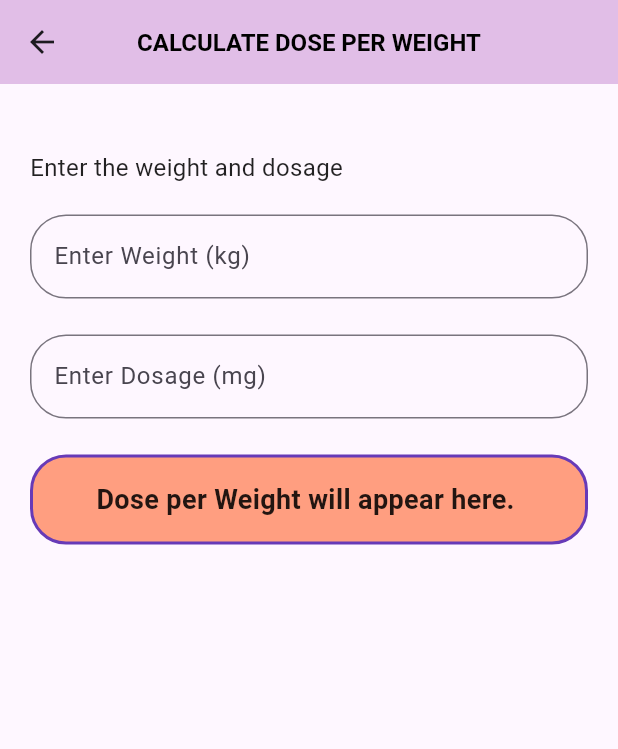
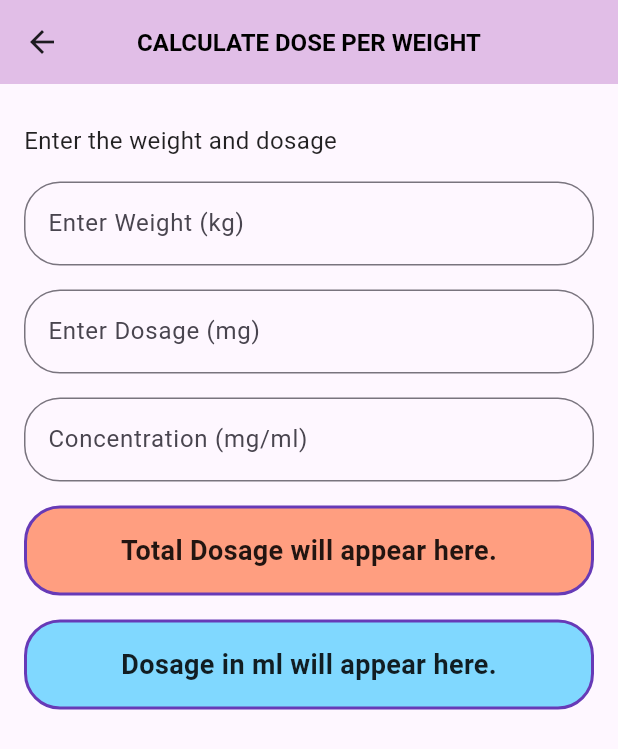
Before and after one commit to Chisonia/health_calc, a Flutter app: the DosePerWeightPage screen opened by its route, on a phone screen of 412 x 824 dp. Shown: the top 749 px of the screen. Run offline on Flutter 3.47's test engine with Material 3 defaults, Android fonts, the phone set to English and light mode, and no system bars.

Commit message:
converted Dose per weight and drops per minute to Statefulwidget

```diff
--- a/lib/pages/dose_weight_page.dart
+++ b/lib/pages/dose_weight_page.dart
@@ -1,16 +1,43 @@
 import 'package:flutter/material.dart';
 
-class DosePerWeightPage extends StatelessWidget {
-  final TextEditingController weightController;
-  final TextEditingController dosageController;
-  final String dosePerWeightResult;
+class DosePerWeightPage extends StatefulWidget {
+  const DosePerWeightPage({super.key});
 
-  const DosePerWeightPage({
-    super.key,
-    required this.weightController,
-    required this.dosageController,
-    required this.dosePerWeightResult,
-  });
+  @override
+  DosePerWeightPageState createState() => DosePerWeightPageState();
+}
+
+class DosePerWeightPageState extends State<DosePerWeightPage> {
+  final TextEditingController weightController = TextEditingController();
+  final TextEditingController dosageController = TextEditingController();
+  final TextEditingController concentrationController = TextEditingController();
+
+  String totalDosageResult = '';
+  String dosageInMlResult = '';
+
+  void _calculateDosage() {
+    if (weightController.text.isNotEmpty && dosageController.text.isNotEmpty && concentrationController.text.isNotEmpty) {
+      final double weight = double.parse(weightController.text);
+      final double dosage = double.parse(dosageController.text);
+      final double concentration = double.parse(concentrationController.text);
+
+      // Calculate total dosage required (mg)
+      final double totalDosage = dosage * weight; // Total dosage = dosage * weight
+
+      // Calculate dosage in ml
+      final double dosageInMl = totalDosage / concentration; // ml
+
+      setState(() {
+        totalDosageResult = totalDosage.toStringAsFixed(2); // Format to 2 decimal places
+        dosageInMlResult = dosageInMl.toStringAsFixed(2); // Format to 2 decimal places
+      });
+    } else {
+      setState(() {
+        totalDosageResult = "Please fill all fields.";
+        dosageInMlResult = "";
+      });
+    }
+  }
 
   @override
   Widget build(BuildContext context) {
@@ -29,11 +56,11 @@ class DosePerWeightPage extends StatelessWidget {
         elevation: 0,
       ),
       body: Padding(
-        padding: const EdgeInsets.all(20.0),
+        padding: const EdgeInsets.all(16.0),
         child: Column(
           crossAxisAlignment: CrossAxisAlignment.stretch,
           children: [
-            const SizedBox(height: 24),
+            const SizedBox(height: 10),
             const Text(
               "Enter the weight and dosage",
               style: TextStyle(
@@ -42,7 +69,7 @@ class DosePerWeightPage extends StatelessWidget {
               ),
               textAlign: TextAlign.start,
             ),
-            const SizedBox(height: 20),
+            const SizedBox(height: 16),
             TextField(
               controller: weightController,
               keyboardType: TextInputType.number,
@@ -56,8 +83,9 @@ class DosePerWeightPage extends StatelessWidget {
                   ),
                 ),
               ),
+              onChanged: (value) => _calculateDosage(),
             ),
-            const SizedBox(height: 24),
+            const SizedBox(height: 16),
             TextField(
               controller: dosageController,
               keyboardType: TextInputType.number,
@@ -71,8 +99,25 @@ class DosePerWeightPage extends StatelessWidget {
                   ),
                 ),
               ),
+              onChanged: (value) => _calculateDosage(),
             ),
-            const SizedBox(height: 24),
+            const SizedBox(height: 16),
+            TextField(
+              controller: concentrationController,
+              keyboardType: TextInputType.number,
+              decoration: InputDecoration(
+                labelText: 'Concentration (mg/ml)',
+                border: OutlineInputBorder(
+                  borderRadius: BorderRadius.circular(24.0),
+                  borderSide: const BorderSide(
+                    color: Colors.deepPurple,
+                    width: 2.0,
+                  ),
+                ),
+              ),
+              onChanged: (value) => _calculateDosage(),
+            ),
+            const SizedBox(height: 16),
             Container(
               height: 60.0,
               padding: const EdgeInsets.symmetric(horizontal: 12.0),
@@ -86,9 +131,34 @@ class DosePerWeightPage extends StatelessWidget {
               ),
               child: Center(
                 child: Text(
-                  dosePerWeightResult.isEmpty
-                      ? "Dose per Weight will appear here. "
-                      : "Dose per Weight: $dosePerWeightResult",
+                  totalDosageResult.isEmpty
+                      ? "Total Dosage will appear here."
+                      : "Total Dosage: $totalDosageResult mg",
+                  style: const TextStyle(
+                    color: Colors.black87,
+                    fontWeight: FontWeight.bold,
+                    fontSize: 18.0,
+                  ),
+                ),
+              ),
+            ),
+            const SizedBox(height: 16),
+            Container(
+              height: 60.0,
+              padding: const EdgeInsets.symmetric(horizontal: 12.0),
+              decoration: BoxDecoration(
+                color: Colors.lightBlueAccent.shade100,
+                borderRadius: BorderRadius.circular(24.0),
+                border: Border.all(
+                  color: Colors.deepPurple,
+                  width: 2.0,
+                ),
+              ),
+              child: Center(
+                child: Text(
+                  dosageInMlResult.isEmpty
+                      ? "Dosage in ml will appear here."
+                      : "Dosage: $dosageInMlResult ml",
                   style: const TextStyle(
                     color: Colors.black87,
                     fontWeight: FontWeight.bold,
--- a/lib/pages/ga_edd_page.dart
+++ b/lib/pages/ga_edd_page.dart
@@ -168,7 +168,7 @@ class GestationalAgePageState extends State<GestationalAgePage> {
                 child: Text(
                   gestationalAge.isNotEmpty
                       ? "Gestational Age is $gestationalAge"
-                      : "Gestational Age will appear here",
+                      : "Gestational Age will appear here.",
                   style: const TextStyle(
                     color: Colors.black87,
                     fontWeight: FontWeight.bold,
@@ -182,7 +182,7 @@ class GestationalAgePageState extends State<GestationalAgePage> {
               height: 60.0,
               padding: const EdgeInsets.symmetric(horizontal: 12.0),
               decoration: BoxDecoration(
-                color: Colors.deepOrangeAccent.shade100,
+                color: Colors.lightBlueAccent.shade100,
                 borderRadius: BorderRadius.circular(24.0),
                 border: Border.all(
                   color: Colors.deepPurple,
```
Also changed, not shown: lib/main.dart (+2 -11 lines), lib/pages/drops_minute_page.dart (+62 -17 lines), lib/pages/home_page.dart (+2 -11 lines).
